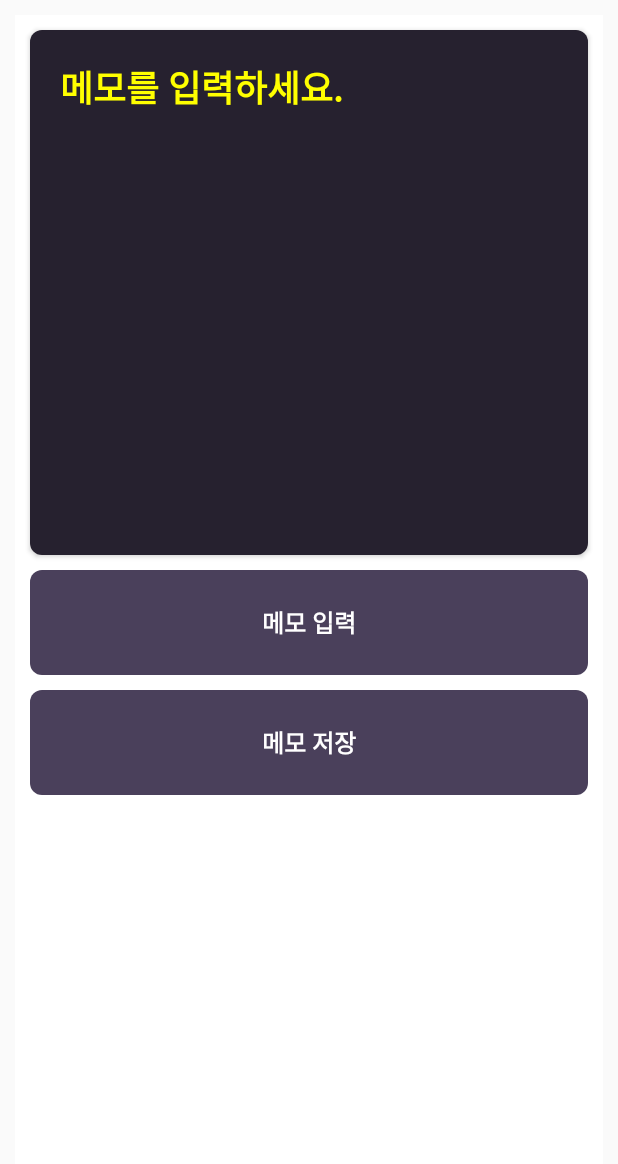
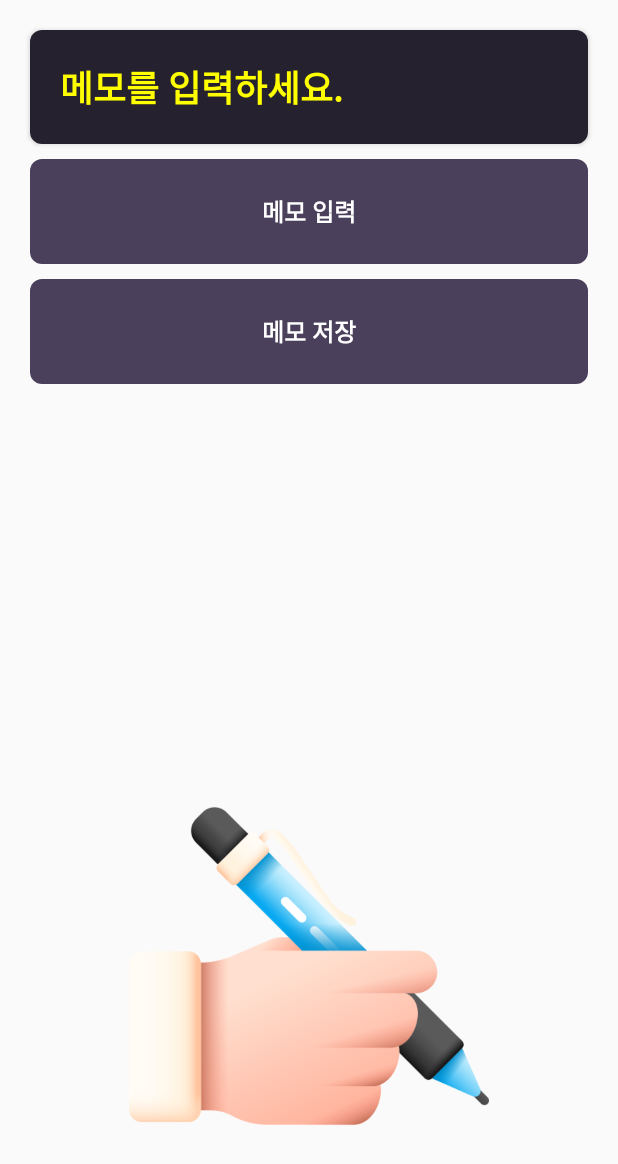
Before and after one commit to choisinho/capstone1, an Android app: the MemoActivity screen opened directly, with no data from a screen before it, on a phone screen of 412 x 824 dp. Shown: the top 1164 px of the screen. Run offline under Robolectric (Android 15) with nearby library versions, the phone set to English and light mode, and no system bars.

Commit message:
input memo

```diff
--- a/osp-1902blindrecorder/app/src/main/res/layout/activity_memo.xml
+++ b/osp-1902blindrecorder/app/src/main/res/layout/activity_memo.xml
@@ -9,6 +9,18 @@
     android:orientation="vertical"
     tools:context=".MemoActivity">
 
+
+    <ImageView
+        android:id="@+id/memo_icon"
+        android:layout_width="240dp"
+        android:layout_height="240dp"
+        android:layout_margin="60dp"
+        android:focusable="false"
+        android:background="@drawable/memo_icon"
+        android:layout_centerHorizontal="true"
+        android:layout_alignParentBottom="true"
+        android:clickable="false"/>
+
     <LinearLayout
         android:id="@+id/memo_body"
         android:layout_width="match_parent"
@@ -16,13 +28,12 @@
         android:layout_gravity="center_horizontal"
         android:layout_margin="10dp"
         android:layout_marginBottom="200dp"
-        android:background="@color/colorWhite"
         android:orientation="vertical">
 
         <Button
             android:id="@+id/memo_body_viewer"
             android:layout_width="match_parent"
-            android:layout_height="350dp"
+            android:layout_height="wrap_content"
             android:layout_gravity="center"
             android:layout_marginHorizontal="10dp"
             android:layout_marginTop="10dp"
```
Also changed, not shown: osp-1902blindrecorder/app/src/main/java/app/bqlab/febblindrecorder/MemoActivity.java (+51 -9 lines), osp-1902blindrecorder/app/src/main/res/drawable/memo_icon.png (added).
